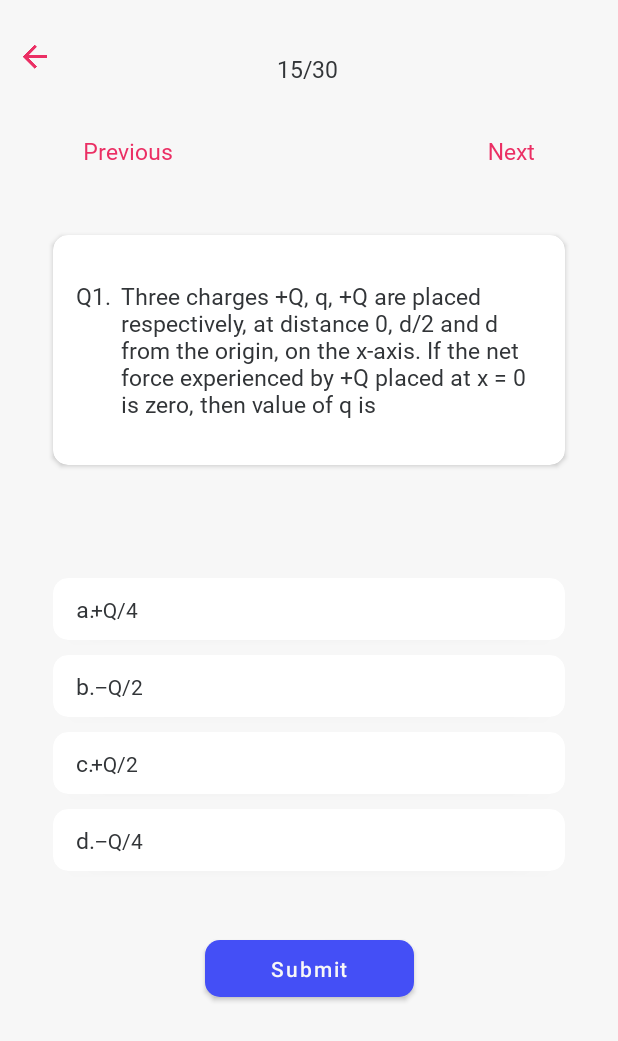
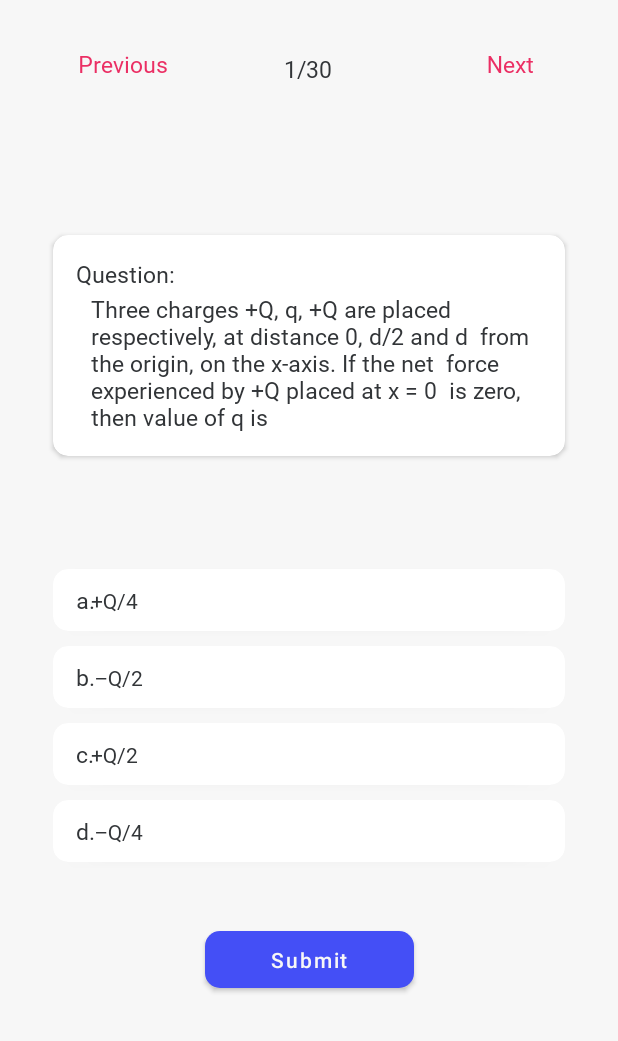
Before and after one commit to Siddhant043/ProperPrep, an Android app: the QuizActivity screen opened directly, with no data from a screen before it, on a phone screen of 412 x 824 dp. Shown: the top 1041 px of the screen. Run offline under Robolectric (Android 15) with nearby library versions, the phone set to English and light mode, and no system bars; 4 statements that could not run were skipped.

Commit message:
Quiz binding done and quiz navigation added.

```diff
--- a/app/src/main/java/com/example/properprepapp/ProfileFragment.java
+++ b/app/src/main/java/com/example/properprepapp/ProfileFragment.java
@@ -37,6 +37,7 @@ public class ProfileFragment extends Fragment {
             @Override
             public void onClick(View v) {
                 mAuth.signOut();
+
             }
         });
 
--- a/app/src/main/java/com/example/properprepapp/QuizActivity.java
+++ b/app/src/main/java/com/example/properprepapp/QuizActivity.java
@@ -3,12 +3,66 @@ package com.example.properprepapp;
 import androidx.appcompat.app.AppCompatActivity;
 
 import android.os.Bundle;
+import android.view.View;
+import android.widget.Toast;
+
+import com.example.properprepapp.databinding.ActivityQuizBinding;
+
+import java.util.ArrayList;
 
 public class QuizActivity extends AppCompatActivity {
+
+    ActivityQuizBinding binding;
+    ArrayList<Questions> questions;
+    private int index = 0;
 
     @Override
     protected void onCreate(Bundle savedInstanceState) {
         super.onCreate(savedInstanceState);
-        setContentView(R.layout.activity_quiz);
+        binding = ActivityQuizBinding.inflate(getLayoutInflater());
+        setContentView(binding.getRoot());
+
+        questions = new ArrayList<>();
+
+        questions.add(new Questions("1/30", "Three charges +Q, q, +Q are placed  respectively, at distance 0, d/2 and d  from the origin, on the x-axis. If the net  force experienced by +Q placed at x = 0  is zero, then value of q is", "+Q/4", "–Q/2", "+Q/2", "-Q/4", "-Q/4"));
+        questions.add(new Questions("2/30", "What is earth?", "Planet", "Human", "Country", "Animal", "Planet"));
+
+        setNextQuestion();
+
+
+    }
+
+
+    void setNextQuestion() {
+        if (index < questions.size()) {
+            Questions question = questions.get(index);
+            binding.questionNumber.setText(question.getQuestionId());
+            binding.quizQuestion.setText(question.getQuestionText());
+            binding.optionOne.setText(question.getOptionOne());
+            binding.optionTwo.setText(question.getOptionTwo());
+            binding.optionThree.setText(question.getOptionThree());
+            binding.optionFour.setText(question.getOptionFour());
+        }
+    }
+
+    public void onClick(View view) {
+        switch (view.getId()) {
+            case R.id.nextQuestion:
+                if (index < questions.size()) {
+                    index++;
+                    setNextQuestion();
+                } else {
+                    Toast.makeText(this, "No more questions.", Toast.LENGTH_SHORT).show();
+                }
+                break;
+            case R.id.previousQuestion:
+                if (index > 0) {
+                    index--;
+                    setNextQuestion();
+                } else {
+                    Toast.makeText(this, "No previous question available.", Toast.LENGTH_SHORT).show();
+                }
+                break;
+        }
     }
 }
--- a/app/src/main/res/layout/activity_quiz.xml
+++ b/app/src/main/res/layout/activity_quiz.xml
@@ -29,24 +29,13 @@
             app:layout_constraintStart_toStartOf="parent"
             app:layout_constraintTop_toBottomOf="@+id/fourthOptionView" />
 
-        <ImageView
-            android:id="@+id/backArrow"
-            android:layout_width="wrap_content"
-            android:layout_height="wrap_content"
-            android:layout_marginStart="15dp"
-            android:layout_marginLeft="15dp"
-            android:layout_marginTop="30dp"
-            app:layout_constraintStart_toStartOf="parent"
-            app:layout_constraintTop_toTopOf="parent"
-            app:srcCompat="@drawable/back_arrow" />
-
         <TextView
-            android:id="@+id/questionSolvedFromTotal"
+            android:id="@+id/questionNumber"
             android:layout_width="wrap_content"
             android:layout_height="wrap_content"
             android:layout_marginTop="35dp"
             android:fontFamily="@font/light"
-            android:text="15/30"
+            android:text="1/30"
             android:textColor="@color/primary_black"
             android:textSize="15dp"
             app:layout_constraintEnd_toEndOf="parent"
@@ -58,10 +47,11 @@
             android:id="@+id/nextQuestion"
             android:layout_width="wrap_content"
             android:layout_height="wrap_content"
-            android:layout_marginTop="90dp"
-            android:layout_marginEnd="55dp"
-            android:layout_marginRight="55dp"
+            android:layout_marginTop="32dp"
+            android:layout_marginEnd="56dp"
+            android:layout_marginRight="56dp"
             android:fontFamily="@font/regular"
+            android:onClick="onClick"
             android:text="Next"
             android:textColor="@color/primary_red"
             android:textSize="15sp"
@@ -72,10 +62,11 @@
             android:id="@+id/previousQuestion"
             android:layout_width="wrap_content"
             android:layout_height="wrap_content"
-            android:layout_marginStart="55dp"
-            android:layout_marginLeft="55dp"
-            android:layout_marginTop="90dp"
+            android:layout_marginStart="52dp"
+            android:layout_marginLeft="52dp"
+            android:layout_marginTop="32dp"
             android:fontFamily="@font/regular"
+            android:onClick="onClick"
             android:text="Previous"
             android:textColor="@color/primary_red"
             android:textSize="15sp"
@@ -95,17 +86,22 @@
             app:cardCornerRadius="10dp"
             app:layout_constraintEnd_toEndOf="parent"
             app:layout_constraintStart_toStartOf="parent"
-            app:layout_constraintTop_toBottomOf="@+id/questionSolvedFromTotal">
+            app:layout_constraintTop_toBottomOf="@+id/questionNumber">
+
+            <LinearLayout
+                android:layout_width="match_parent"
+                android:layout_height="match_parent"
+                android:orientation="vertical">
 
                 <TextView
-                android:id="@+id/questionNumber"
+                    android:id="@+id/textViewX"
                     android:layout_width="wrap_content"
                     android:layout_height="wrap_content"
                     android:layout_marginStart="15dp"
                     android:layout_marginLeft="15dp"
-                android:layout_marginTop="30dp"
+                    android:layout_marginTop="15dp"
                     android:fontFamily="@font/light"
-                android:text="Q1."
+                    android:text="Question:"
                     android:textColor="@color/primary_black"
                     android:textSize="15sp" />
 
@@ -113,16 +109,17 @@
                     android:id="@+id/quizQuestion"
                     android:layout_width="wrap_content"
                     android:layout_height="wrap_content"
-                android:layout_marginStart="45dp"
-                android:layout_marginLeft="45dp"
-                android:layout_marginTop="30dp"
+                    android:layout_marginStart="25dp"
+                    android:layout_marginLeft="25dp"
+                    android:layout_marginTop="2dp"
                     android:layout_marginEnd="20dp"
                     android:layout_marginRight="20dp"
-                android:layout_marginBottom="30dp"
+                    android:layout_marginBottom="15dp"
                     android:fontFamily="@font/light"
                     android:text="Three charges +Q, q, +Q are placed  respectively, at distance 0, d/2 and d  from the origin, on the x-axis. If the net  force experienced by +Q placed at x = 0  is zero, then value of q is"
                     android:textColor="@color/primary_black"
                     android:textSize="15sp" />
+            </LinearLayout>
 
         </androidx.cardview.widget.CardView>
 
@@ -131,21 +128,12 @@
             android:layout_width="0dp"
             android:layout_height="wrap_content"
             android:layout_marginTop="75dp"
+            android:onClick="onClick"
             app:cardBackgroundColor="@color/white"
             app:cardCornerRadius="10dp"
             app:layout_constraintEnd_toEndOf="@+id/questionView"
             app:layout_constraintStart_toStartOf="@+id/questionView"
             app:layout_constraintTop_toBottomOf="@+id/questionView">
-
-            <ImageView
-                android:id="@+id/imageView6"
-                android:layout_width="16dp"
-                android:layout_height="16dp"
-                android:layout_gravity="right"
-                android:layout_marginTop="10dp"
-                android:layout_marginEnd="10dp"
-                android:layout_marginRight="10dp"
-                tools:srcCompat="@tools:sample/avatars" />
 
             <TextView
                 android:id="@+id/optionOne"
@@ -182,21 +170,12 @@
             android:layout_marginStart="35dp"
             android:layout_marginLeft="35dp"
             android:layout_marginTop="10dp"
+            android:onClick="onClick"
             app:cardBackgroundColor="@color/white"
             app:cardCornerRadius="10dp"
             app:layout_constraintEnd_toEndOf="@+id/firstOptionView"
             app:layout_constraintStart_toStartOf="parent"
             app:layout_constraintTop_toBottomOf="@+id/firstOptionView">
-
-            <ImageView
-                android:id="@+id/imageView7"
-                android:layout_width="16dp"
-                android:layout_height="16dp"
-                android:layout_gravity="right"
-                android:layout_marginTop="10dp"
-                android:layout_marginEnd="10dp"
-                android:layout_marginRight="10dp"
-                tools:srcCompat="@tools:sample/avatars" />
 
             <TextView
                 android:id="@+id/optionTwo"
@@ -231,21 +210,12 @@
             android:layout_width="0dp"
             android:layout_height="wrap_content"
             android:layout_marginTop="10dp"
+            android:onClick="onClick"
             app:cardBackgroundColor="@color/white"
             app:cardCornerRadius="10dp"
             app:layout_constraintEnd_toEndOf="@+id/secondOptionView"
             app:layout_constraintStart_toStartOf="@+id/secondOptionView"
             app:layout_constraintTop_toBottomOf="@+id/secondOptionView">
-
-            <ImageView
-                android:id="@+id/imageView8"
-                android:layout_width="16dp"
-                android:layout_height="16dp"
-                android:layout_gravity="right"
-                android:layout_marginTop="10dp"
-                android:layout_marginEnd="10dp"
-                android:layout_marginRight="10dp"
-                tools:srcCompat="@tools:sample/avatars" />
 
             <TextView
                 android:id="@+id/optionThree"
@@ -280,24 +250,15 @@
             android:layout_width="0dp"
             android:layout_height="wrap_content"
             android:layout_marginTop="10dp"
+            android:onClick="onClick"
             app:cardBackgroundColor="@color/white"
             app:cardCornerRadius="10dp"
             app:layout_constraintEnd_toEndOf="@+id/thirdOptionView"
             app:layout_constraintStart_toStartOf="@+id/thirdOptionView"
             app:layout_constraintTop_toBottomOf="@+id/thirdOptionView">
 
-            <ImageView
-                android:id="@+id/imageView9"
-                android:layout_width="16dp"
-                android:layout_height="16dp"
-                android:layout_gravity="right"
-                android:layout_marginTop="10dp"
-                android:layout_marginEnd="10dp"
-                android:layout_marginRight="10dp"
-                tools:srcCompat="@tools:sample/avatars" />
-
             <TextView
-                android:id="@+id/OptionFour"
+                android:id="@+id/optionFour"
                 android:layout_width="wrap_content"
                 android:layout_height="wrap_content"
                 android:layout_marginStart="27dp"
--- a/app/src/main/res/values/colors.xml
+++ b/app/src/main/res/values/colors.xml
@@ -14,4 +14,6 @@
     <color name="hint_grey">#808080</color>
     <color name="mainBackground_grey">#DDE3E5</color>
     <color name="buttonColor_blue">#444FF6</color>
+    <color name="incorrect_red">#E32626</color>
+    <color name="correct_green">#26E3B0</color>
 </resources>
```
Also changed, not shown: app/src/main/java/com/example/properprepapp/CategoryAdapter.java (+8 -11 lines), app/src/main/java/com/example/properprepapp/CategoryModel.java (deleted, +0 -39 lines), app/src/main/java/com/example/properprepapp/ItemTopicsActivity.java (+10 -6 lines), app/src/main/java/com/example/properprepapp/ItemTopicsAdapter.java (+8 -0 lines), app/src/main/res/drawable-ldpi/correct.png (deleted), app/src/main/res/drawable-ldpi/incorrect.png (deleted), app/src/main/res/drawable-mdpi/correct.png (deleted), app/src/main/res/drawable-mdpi/incorrect.png (deleted), app/src/main/res/drawable-xhdpi/correct.png (deleted), app/src/main/res/drawable-xhdpi/incorrect.png (deleted), app/src/main/res/drawable-xxhdpi/correct.png (deleted), app/src/main/res/drawable-xxhdpi/incorrect.png (deleted), app/src/main/res/drawable-xxxhdpi/correct.png (deleted), app/src/main/res/drawable-xxxhdpi/incorrect.png (deleted). Lines whose indentation alone changed are shown as unchanged.
